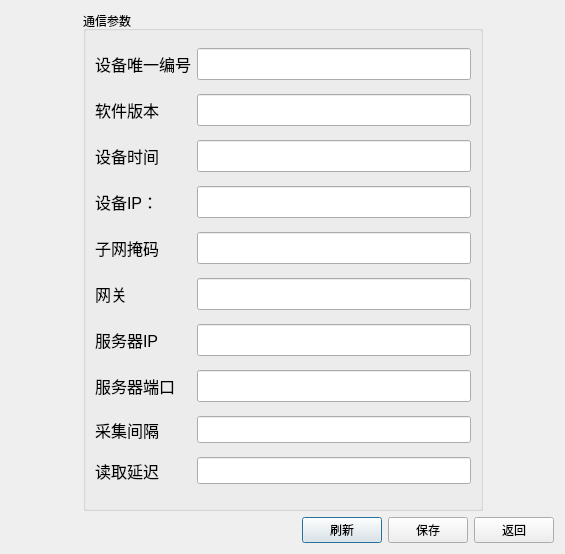
The window that dialogparams.ui (byteman/bullet) describes before a commit, drawn with Qt 5.
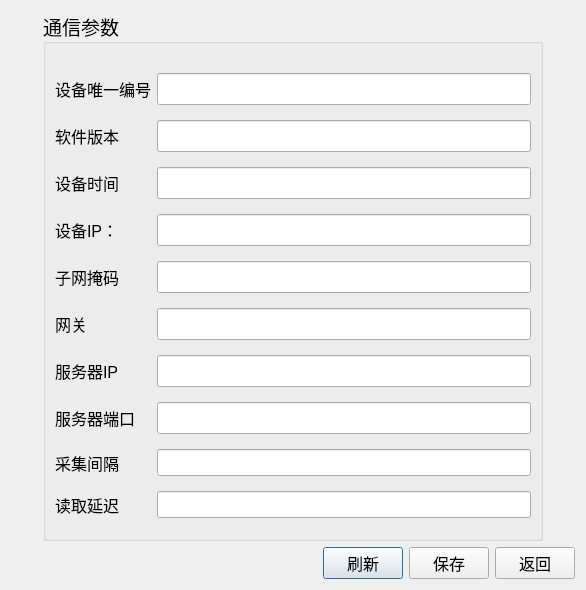
The same window after the commit.

Commit message: 重新优化在高dpi下界面布局

What changed in the file:
```diff
--- a/dialogparams.ui
+++ b/dialogparams.ui
@@ -6,8 +6,8 @@
    <rect>
     <x>0</x>
     <y>0</y>
-    <width>565</width>
-    <height>553</height>
+    <width>586</width>
+    <height>590</height>
    </rect>
   </property>
   <property name="windowTitle">
@@ -39,7 +39,7 @@
        </property>
        <property name="minimumSize">
         <size>
-         <width>400</width>
+         <width>500</width>
          <height>500</height>
         </size>
        </property>
@@ -49,10 +49,19 @@
          <height>100000</height>
         </size>
        </property>
+       <property name="font">
+        <font>
+         <family>微软雅黑</family>
+         <pointsize>14</pointsize>
+        </font>
+       </property>
        <property name="title">
         <string>通信参数</string>
        </property>
        <layout class="QGridLayout" name="gridLayout">
+        <property name="topMargin">
+         <number>20</number>
+        </property>
         <item row="8" column="1">
          <widget class="QLineEdit" name="edtServerPort">
           <property name="minimumSize">
@@ -384,6 +393,12 @@
      </item>
      <item>
       <widget class="QPushButton" name="btnRead">
+       <property name="font">
+        <font>
+         <family>微软雅黑</family>
+         <pointsize>12</pointsize>
+        </font>
+       </property>
        <property name="text">
         <string>刷新</string>
        </property>
@@ -391,6 +406,12 @@
      </item>
      <item>
       <widget class="QPushButton" name="btnSave">
+       <property name="font">
+        <font>
+         <family>微软雅黑</family>
+         <pointsize>12</pointsize>
+        </font>
+       </property>
        <property name="text">
         <string>保存</string>
        </property>
@@ -398,6 +419,12 @@
      </item>
      <item>
       <widget class="QPushButton" name="btnExit">
+       <property name="font">
+        <font>
+         <family>微软雅黑</family>
+         <pointsize>12</pointsize>
+        </font>
+       </property>
        <property name="text">
         <string>返回</string>
        </property>
```
The commit also changes 5 other files.
